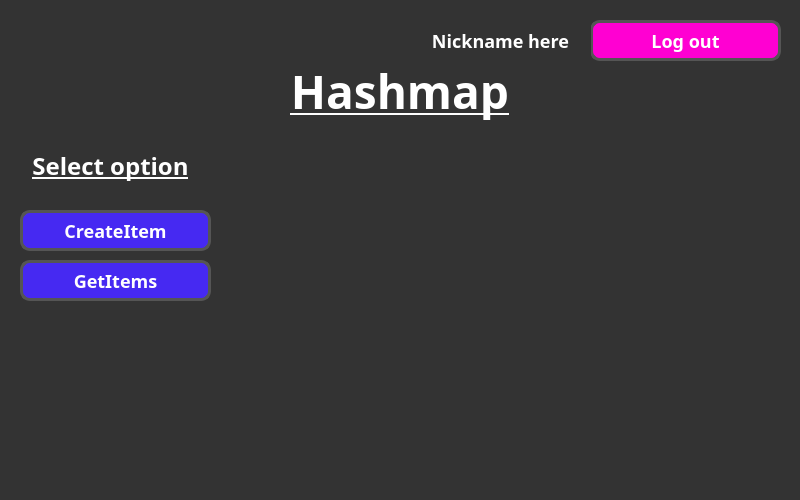
Old version of the form src/ui/makoto.ui in the repository dehwyy/migoto_qt.
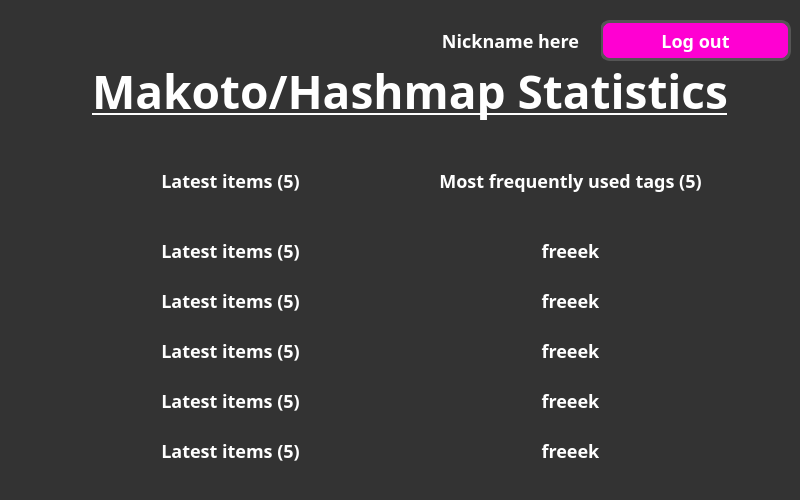
New version of the form. The open tabs and pages were chosen to show the change.

Commit message: rewrite to new makotoAPI, makoto service in migoto

What changed in the file:
```diff
--- a/src/ui/makoto.ui
+++ b/src/ui/makoto.ui
@@ -21,7 +21,7 @@
   <widget class="QStackedWidget" name="stackedWidget">
    <property name="geometry">
     <rect>
-     <x>20</x>
+     <x>30</x>
      <y>0</y>
      <width>800</width>
      <height>500</height>
@@ -258,104 +258,13 @@
       <string notr="true">font-size: 46px;a=</string>
      </property>
      <property name="text">
-      <string>Hashmap</string>
+      <string>Makoto/Hashmap Statistics</string>
      </property>
      <property name="alignment">
       <set>Qt::AlignCenter</set>
      </property>
     </widget>
-    <widget class="QLabel" name="header_6">
-     <property name="geometry">
-      <rect>
-       <x>0</x>
-       <y>130</y>
-       <width>181</width>
-       <height>71</height>
-      </rect>
-     </property>
-     <property name="font">
-      <font>
-       <family>UD Digi Kyokasho NP-B</family>
-       <pointsize>-1</pointsize>
-       <weight>75</weight>
-       <italic>false</italic>
-       <bold>true</bold>
-       <underline>true</underline>
-      </font>
-     </property>
-     <property name="styleSheet">
-      <string notr="true">font-size: 24px;</string>
-     </property>
-     <property name="text">
-      <string>Select option</string>
-     </property>
-     <property name="alignment">
-      <set>Qt::AlignCenter</set>
-     </property>
-    </widget>
-    <widget class="QPushButton" name="btn_copy">
-     <property name="geometry">
-      <rect>
-       <x>0</x>
-       <y>210</y>
-       <width>191</width>
-       <height>41</height>
-      </rect>
-     </property>
-     <property name="font">
-      <font>
-       <family>UD Digi Kyokasho NK-B</family>
-       <pointsize>-1</pointsize>
-       <weight>75</weight>
-       <bold>true</bold>
-      </font>
-     </property>
-     <property name="cursor">
-      <cursorShape>PointingHandCursor</cursorShape>
-     </property>
-     <property name="styleSheet">
-      <string notr="true">font-size: 18px;
-background-color: #4629f2;
-color: white;
-border: 3px solid #555555;
-border-radius: 10px</string>
-     </property>
-     <property name="text">
-      <string>CreateItem</string>
-     </property>
-    </widget>
-    <widget class="QPushButton" name="btn_copy_2">
-     <property name="geometry">
-      <rect>
-       <x>0</x>
-       <y>260</y>
-       <width>191</width>
-       <height>41</height>
-      </rect>
-     </property>
-     <property name="font">
-      <font>
-       <family>UD Digi Kyokasho NK-B</family>
-       <pointsize>-1</pointsize>
-       <weight>75</weight>
-       <bold>true</bold>
-      </font>
-     </property>
-     <property name="cursor">
-      <cursorShape>PointingHandCursor</cursorShape>
-     </property>
-     <property name="styleSheet">
-      <string notr="true">font-size: 18px;
-background-color: #4629f2;
-color: white;
-border: 3px solid #555555;
-border-radius: 10px</string>
-     </property>
-     <property name="text">
-      <string>GetItems</string>
-     </property>
-    </widget>
-    <widget class="QPushButton" name="btn_copy_3">
+    <widget class="QPushButton" name="btn_logout">
      <property name="geometry">
       <rect>
        <x>570</x>
@@ -415,6 +324,354 @@
       <set>Qt::AlignCenter</set>
      </property>
     </widget>
+    <widget class="QLabel" name="item1">
+     <property name="geometry">
+      <rect>
+       <x>40</x>
+       <y>230</y>
+       <width>321</width>
+       <height>41</height>
+      </rect>
+     </property>
+     <property name="font">
+      <font>
+       <family>UD Digi Kyokasho NP-B</family>
+       <pointsize>-1</pointsize>
+       <weight>75</weight>
+       <italic>false</italic>
+       <bold>true</bold>
+       <underline>false</underline>
+      </font>
+     </property>
+     <property name="styleSheet">
+      <string notr="true">font-size: 18px;</string>
+     </property>
+     <property name="text">
+      <string>Latest items (5)</string>
+     </property>
+     <property name="alignment">
+      <set>Qt::AlignCenter</set>
+     </property>
+    </widget>
+    <widget class="QLabel" name="item2">
+     <property name="geometry">
+      <rect>
+       <x>40</x>
+       <y>280</y>
+       <width>321</width>
+       <height>41</height>
+      </rect>
+     </property>
+     <property name="font">
+      <font>
+       <family>UD Digi Kyokasho NP-B</family>
+       <pointsize>-1</pointsize>
+       <weight>75</weight>
+       <italic>false</italic>
+       <bold>true</bold>
+       <underline>false</underline>
+      </font>
+     </property>
+     <property name="styleSheet">
+      <string notr="true">font-size: 18px;</string>
+     </property>
+     <property name="text">
+      <string>Latest items (5)</string>
+     </property>
+     <property name="alignment">
+      <set>Qt::AlignCenter</set>
+     </property>
+    </widget>
+    <widget class="QLabel" name="item4">
+     <property name="geometry">
+      <rect>
+       <x>40</x>
+       <y>380</y>
+       <width>321</width>
+       <height>41</height>
+      </rect>
+     </property>
+     <property name="font">
+      <font>
+       <family>UD Digi Kyokasho NP-B</family>
+       <pointsize>-1</pointsize>
+       <weight>75</weight>
+       <italic>false</italic>
+       <bold>true</bold>
+       <underline>false</underline>
+      </font>
+     </property>
+     <property name="styleSheet">
+      <string notr="true">font-size: 18px;</string>
+     </property>
+     <property name="text">
+      <string>Latest items (5)</string>
+     </property>
+     <property name="alignment">
+      <set>Qt::AlignCenter</set>
+     </property>
+    </widget>
+    <widget class="QLabel" name="item3">
+     <property name="geometry">
+      <rect>
+       <x>40</x>
+       <y>330</y>
+       <width>321</width>
+       <height>41</height>
+      </rect>
+     </property>
+     <property name="font">
+      <font>
+       <family>UD Digi Kyokasho NP-B</family>
+       <pointsize>-1</pointsize>
+       <weight>75</weight>
+       <italic>false</italic>
+       <bold>true</bold>
+       <underline>false</underline>
+      </font>
+     </property>
+     <property name="styleSheet">
+      <string notr="true">font-size: 18px;</string>
+     </property>
+     <property name="text">
+      <string>Latest items (5)</string>
+     </property>
+     <property name="alignment">
+      <set>Qt::AlignCenter</set>
+     </property>
+    </widget>
+    <widget class="QLabel" name="item5">
+     <property name="geometry">
+      <rect>
+       <x>40</x>
+       <y>430</y>
+       <width>321</width>
+       <height>41</height>
+      </rect>
+     </property>
+     <property name="font">
+      <font>
+       <family>UD Digi Kyokasho NP-B</family>
+       <pointsize>-1</pointsize>
+       <weight>75</weight>
+       <italic>false</italic>
+       <bold>true</bold>
+       <underline>false</underline>
+      </font>
+     </property>
+     <property name="styleSheet">
+      <string notr="true">font-size: 18px;</string>
+     </property>
+     <property name="text">
+      <string>Latest items (5)</string>
+     </property>
+     <property name="alignment">
+      <set>Qt::AlignCenter</set>
+     </property>
+    </widget>
+    <widget class="QLabel" name="header_15">
+     <property name="geometry">
+      <rect>
+       <x>40</x>
+       <y>160</y>
+       <width>321</width>
+       <height>41</height>
+      </rect>
+     </property>
+     <property name="font">
+      <font>
+       <family>UD Digi Kyokasho NP-B</family>
+       <pointsize>-1</pointsize>
+       <weight>75</weight>
+       <italic>false</italic>
+       <bold>true</bold>
+       <underline>false</underline>
+      </font>
+     </property>
+     <property name="styleSheet">
+      <string notr="true">font-size: 18px;</string>
+     </property>
+     <property name="text">
+      <string>Latest items (5)</string>
+     </property>
+     <property name="alignment">
+      <set>Qt::AlignCenter</set>
+     </property>
+    </widget>
+    <widget class="QLabel" name="tag2">
+     <property name="geometry">
+      <rect>
+       <x>380</x>
+       <y>280</y>
+       <width>321</width>
+       <height>41</height>
+      </rect>
+     </property>
+     <property name="font">
+      <font>
+       <family>UD Digi Kyokasho NP-B</family>
+       <pointsize>-1</pointsize>
+       <weight>75</weight>
+       <italic>false</italic>
+       <bold>true</bold>
+       <underline>false</underline>
+      </font>
+     </property>
+     <property name="styleSheet">
+      <string notr="true">font-size: 18px;</string>
+     </property>
+     <property name="text">
+      <string>freeek</string>
+     </property>
+     <property name="alignment">
+      <set>Qt::AlignCenter</set>
+     </property>
+    </widget>
+    <widget class="QLabel" name="header_26">
+     <property name="geometry">
+      <rect>
+       <x>380</x>
+       <y>160</y>
+       <width>321</width>
+       <height>41</height>
+      </rect>
+     </property>
+     <property name="font">
+      <font>
+       <family>UD Digi Kyokasho NP-B</family>
+       <pointsize>-1</pointsize>
+       <weight>75</weight>
+       <italic>false</italic>
+       <bold>true</bold>
+       <underline>false</underline>
+      </font>
+     </property>
+     <property name="styleSheet">
+      <string notr="true">font-size: 18px;</string>
+     </property>
+     <property name="text">
+      <string>Most frequently used tags (5)</string>
+     </property>
+     <property name="alignment">
+      <set>Qt::AlignCenter</set>
+     </property>
+    </widget>
+    <widget class="QLabel" name="tag5">
+     <property name="geometry">
+      <rect>
+       <x>380</x>
+       <y>430</y>
+       <width>321</width>
+       <height>41</height>
+      </rect>
+     </property>
+     <property name="font">
+      <font>
+       <family>UD Digi Kyokasho NP-B</family>
+       <pointsize>-1</pointsize>
+       <weight>75</weight>
+       <italic>false</italic>
+       <bold>true</bold>
+       <underline>false</underline>
+      </font>
+     </property>
+     <property name="styleSheet">
+      <string notr="true">font-size: 18px;</string>
+     </property>
+     <property name="text">
+      <string>freeek</string>
+     </property>
+     <property name="alignment">
+      <set>Qt::AlignCenter</set>
+     </property>
+    </widget>
+    <widget class="QLabel" name="tag4">
+     <property name="geometry">
+      <rect>
+       <x>380</x>
+       <y>380</y>
+       <width>321</width>
+       <height>41</height>
+      </rect>
+     </property>
+     <property name="font">
+      <font>
+       <family>UD Digi Kyokasho NP-B</family>
+       <pointsize>-1</pointsize>
+       <weight>75</weight>
+       <italic>false</italic>
+       <bold>true</bold>
+       <underline>false</underline>
+      </font>
+     </property>
+     <property name="styleSheet">
+      <string notr="true">font-size: 18px;</string>
+     </property>
+     <property name="text">
+      <string>freeek</string>
+     </property>
+     <property name="alignment">
+      <set>Qt::AlignCenter</set>
+     </property>
+    </widget>
+    <widget class="QLabel" name="tag1">
+     <property name="geometry">
+      <rect>
+       <x>380</x>
+       <y>230</y>
+       <width>321</width>
+       <height>41</height>
+      </rect>
+     </property>
+     <property name="font">
+      <font>
+       <family>UD Digi Kyokasho NP-B</family>
+       <pointsize>-1</pointsize>
+       <weight>75</weight>
+       <italic>false</italic>
+       <bold>true</bold>
+       <underline>false</underline>
+      </font>
+     </property>
+     <property name="styleSheet">
+      <string notr="true">font-size: 18px;</string>
+     </property>
+     <property name="text">
+      <string>freeek</string>
+     </property>
+     <property name="alignment">
+      <set>Qt::AlignCenter</set>
+     </property>
+    </widget>
+    <widget class="QLabel" name="tag3">
+     <property name="geometry">
+      <rect>
+       <x>380</x>
+       <y>330</y>
+       <width>321</width>
+       <height>41</height>
+      </rect>
+     </property>
+     <property name="font">
+      <font>
+       <family>UD Digi Kyokasho NP-B</family>
+       <pointsize>-1</pointsize>
+       <weight>75</weight>
+       <italic>false</italic>
+       <bold>true</bold>
+       <underline>false</underline>
+      </font>
+     </property>
+     <property name="styleSheet">
+      <string notr="true">font-size: 18px;</string>
+     </property>
+     <property name="text">
+      <string>freeek</string>
+     </property>
+     <property name="alignment">
+      <set>Qt::AlignCenter</set>
+     </property>
+    </widget>
    </widget>
   </widget>
  </widget>
```
Left out of the diff: 2 changed lines with no effect on the pictures. The commit also changes 23 other files.
